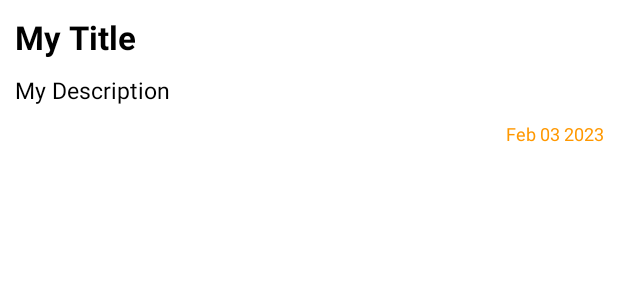
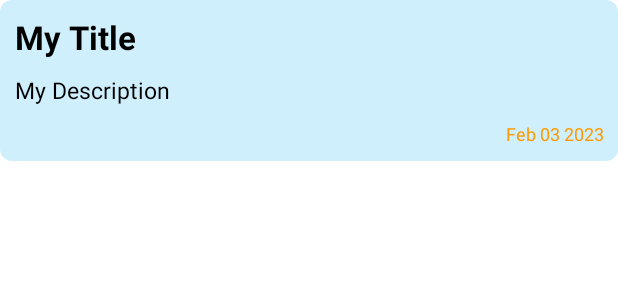
Before and after one commit to RAJSABARI/MR.NOTES, an Android app: the layout item_view.xml on its own in the app's theme, with its tools: preview values and no code run, on a phone screen of 412 x 824 dp. Shown: the top 300 px of the screen. Run offline under Robolectric (Android 15) with nearby library versions, the phone set to English and light mode, and no system bars; Roboto replaces fonts that are not available here.

Commit message:
RAJSABARI| Drawable added

```diff
--- a/app/src/main/res/drawable/rounded.xml
+++ b/app/src/main/res/drawable/rounded.xml
@@ -1,7 +1,7 @@
 <?xml version="1.0" encoding="utf-8"?>
 <shape xmlns:android="http://schemas.android.com/apk/res/android"
     android:shape="rectangle">
-    <solid android:color="@color/white"/>
+    <solid android:color="#3003A9F4"/>
     <corners android:radius="8dp"/>
 
 </shape>
```
